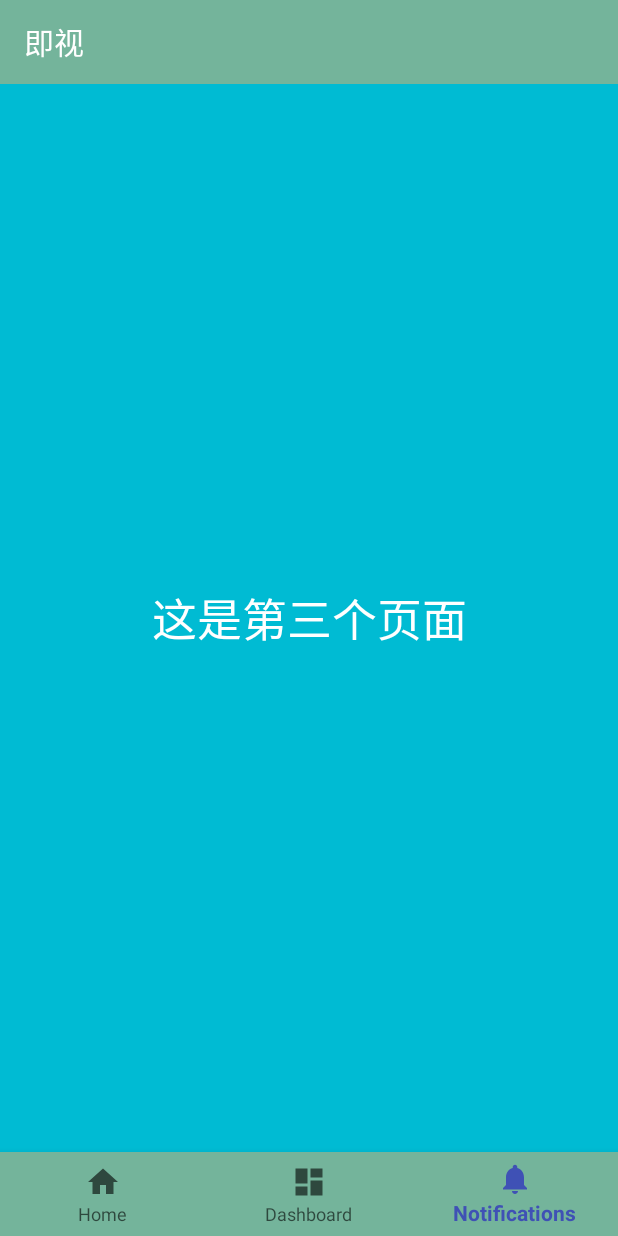
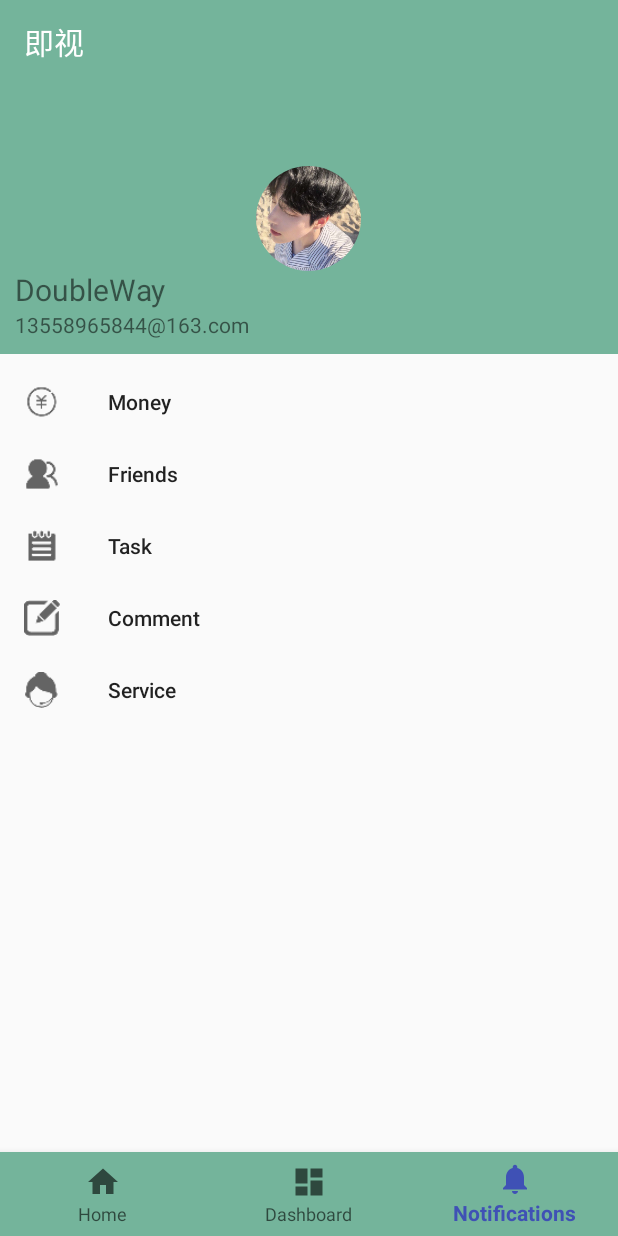
Before and after one commit to DoubleWay/ImmedSee, an Android app: the fragment FragmentTwo placed in its activity, item 3 of the bottom bar chosen, on a phone screen of 412 x 824 dp. Run offline under Robolectric (Android 15) with nearby library versions, the phone set to English and light mode, and no system bars; our stand-ins replace CircleImageView; libraries missing offline, so code that uses them is left out: com.baidu.location, com.baidu.mapapi; 20 statements that could not run were skipped.

Commit message:
Third commit

```diff
--- a/app/build.gradle
+++ b/app/build.gradle
@@ -23,6 +23,7 @@
     implementation 'com.android.support:appcompat-v7:27.1.1'
     implementation 'com.android.support:design:27.1.1'
     implementation 'com.android.support.constraint:constraint-layout:1.1.3'
+    implementation 'de.hdodenhof:circleimageview:3.0.0'
     implementation 'com.android.support:recyclerview-v7:27.1.1'
     implementation 'com.android.support:cardview-v7:27.1.1'
     implementation 'com.github.bumptech.glide:glide:4.8.0'
--- /dev/null
+++ b/app/src/main/java/com/example/immedsee/adapter/TargetAdapter.java
@@ -0,0 +1,64 @@
+package com.example.immedsee.adapter;
+
+import android.content.Context;
+import android.support.annotation.NonNull;
+import android.support.v7.widget.CardView;
+import android.support.v7.widget.RecyclerView;
+import android.view.LayoutInflater;
+import android.view.View;
+import android.view.ViewGroup;
+import android.widget.TextView;
+
+import com.example.immedsee.R;
+import com.example.immedsee.entity.Target;
+
+import java.util.List;
+
+/**
+ * DoubleWay on 2019/2/25:16:35
+ * 邮箱：13558965844@163.com
+ */
+public class TargetAdapter extends RecyclerView.Adapter<TargetAdapter.ViewHolder> {
+    private Context mContext;
+    private List<Target> targetList;
+
+
+    static  class ViewHolder extends  RecyclerView.ViewHolder{
+          CardView cardView;
+          TextView targetName;
+          TextView targetContent;
+        public ViewHolder(View itemView) {
+            super(itemView);
+            cardView=(CardView)itemView;
+            targetName=(TextView)itemView.findViewById(R.id.target_name);
+            targetContent=(TextView)itemView.findViewById(R.id.target_content);
+        }
+    }
+
+    public TargetAdapter(List<Target> targetList) {
+        this.targetList = targetList;
+    }
+
+    @NonNull
+    @Override
+    public ViewHolder onCreateViewHolder(@NonNull ViewGroup parent, int viewType) {
+        if(mContext==null){
+            mContext=parent.getContext();
+        }
+        View view= LayoutInflater.from(mContext).inflate(R.layout.target_item,parent,false);
+        return new ViewHolder(view);
+    }
+
+    @Override
+    public void onBindViewHolder(@NonNull ViewHolder holder, int position) {
+        Target target=targetList.get(position);
+        holder.targetName.setText(target.getName());
+        holder.targetContent.setText(target.getContent());
+    }
+
+    @Override
+    public int getItemCount() {
+        return targetList.size();
+    }
+
+}
--- /dev/null
+++ b/app/src/main/java/com/example/immedsee/entity/Target.java
@@ -0,0 +1,40 @@
+package com.example.immedsee.entity;
+
+/**
+ * DoubleWay on 2019/2/25:16:19
+ * 邮箱：13558965844@163.com
+ */
+public class Target {
+    private int id;
+    private String name;
+    private String content;
+
+    public Target(String name, String content) {
+        this.name = name;
+        this.content = content;
+    }
+
+    public int getId() {
+        return id;
+    }
+
+    public void setId(int id) {
+        this.id = id;
+    }
+
+    public String getName() {
+        return name;
+    }
+
+    public void setName(String name) {
+        this.name = name;
+    }
+
+    public String getContent() {
+        return content;
+    }
+
+    public void setContent(String content) {
+        this.content = content;
+    }
+}
--- a/app/src/main/java/com/example/immedsee/fragment/FragmentTwo.java
+++ b/app/src/main/java/com/example/immedsee/fragment/FragmentTwo.java
@@ -4,21 +4,62 @@
 import android.support.annotation.NonNull;
 import android.support.annotation.Nullable;
 import android.support.v4.app.Fragment;
+import android.support.v7.widget.GridLayoutManager;
+import android.support.v7.widget.RecyclerView;
 import android.view.LayoutInflater;
 import android.view.View;
 import android.view.ViewGroup;
 
 import com.example.immedsee.R;
+import com.example.immedsee.adapter.TargetAdapter;
+import com.example.immedsee.entity.Target;
+
+import java.util.ArrayList;
+import java.util.List;
+import java.util.Random;
 
 /**
  * DoubleWay on 2019/2/15:16:30
  * 邮箱：13558965844@163.com
  */
 public class FragmentTwo extends Fragment {
+    //测试数据
+    private Target[] targets={new Target("北京","我想知道北京长啥样"),new Target("南京","我想知道南京长啥样"),
+            new Target("四川","我想知道四川长啥样")};
+
+    private List<Target> targetList=new ArrayList<>();
+    private TargetAdapter adapter;
+
+
+    @Override
+    public void onCreate(@Nullable Bundle savedInstanceState) {
+        super.onCreate(savedInstanceState);
+        initFruit();
+    }
+
+    @Override
+    public void onStart() {
+        super.onStart();
+        RecyclerView recyclerView=getView().findViewById(R.id.recycle_view);
+        GridLayoutManager layoutManager=new GridLayoutManager(getActivity().getApplicationContext(),1);
+        recyclerView.setLayoutManager(layoutManager);
+        adapter=new TargetAdapter(targetList);
+        recyclerView.setAdapter(adapter);
+    }
+
     @Nullable
     @Override
     public View onCreateView(@NonNull LayoutInflater inflater, @Nullable ViewGroup container, @Nullable Bundle savedInstanceState) {
         View view=inflater.inflate(R.layout.fragment_two,container,false);
         return view;
     }
+
+    private void initFruit() {
+        targetList.clear();
+        for(int i=0;i<50;i++){
+            Random random=new Random();
+            int index=random.nextInt(targets.length);
+            targetList.add(targets[index]);
+        }
+    }
 }
--- a/app/src/main/res/layout/fragment_three.xml
+++ b/app/src/main/res/layout/fragment_three.xml
@@ -1,5 +1,6 @@
 <?xml version="1.0" encoding="utf-8"?>
 <LinearLayout xmlns:android="http://schemas.android.com/apk/res/android"
+    xmlns:app="http://schemas.android.com/apk/res-auto"
     android:orientation="vertical" android:layout_width="match_parent"
     android:layout_height="match_parent">
     <LinearLayout
@@ -8,13 +9,15 @@
         android:orientation="vertical"
         android:background="#00BBD3"
         android:gravity="center">
-        <TextView
+
+        <android.support.design.widget.NavigationView
+            android:id="@+id/nav_view"
             android:layout_width="match_parent"
-            android:layout_height="wrap_content"
-            android:text="这是第三个页面"
-            android:textSize="30dp"
-            android:textColor="#ffffff"
-            android:gravity="center"/>
+            android:layout_height="match_parent"
+            android:layout_gravity="start"
+            app:menu="@menu/nav_menu"
+            app:headerLayout="@layout/nav_herder"
+           />
 
     </LinearLayout>
 </LinearLayout>
--- /dev/null
+++ b/app/src/main/res/layout/nav_herder.xml
@@ -0,0 +1,34 @@
+<?xml version="1.0" encoding="utf-8"?>
+<RelativeLayout xmlns:android="http://schemas.android.com/apk/res/android"
+    android:layout_width="match_parent"
+    android:layout_height="180dp"
+    android:padding="10dp"
+    android:background="#74b49b"
+    >
+    <de.hdodenhof.circleimageview.CircleImageView
+        android:id="@+id/icon_image"
+        android:layout_width="70dp"
+        android:layout_height="70dp"
+        android:src="@drawable/nav_icon"
+        android:layout_centerInParent="true"
+        android:layout_marginTop="25dp"
+        />
+
+    <TextView
+        android:id="@+id/mail"
+        android:layout_width="wrap_content"
+        android:layout_height="wrap_content"
+        android:layout_alignParentBottom="true"
+        android:text="13558965844@163.com"
+        android:textSize="14sp" />
+
+    <TextView
+        android:id="@+id/username"
+        android:layout_width="wrap_content"
+        android:layout_height="wrap_content"
+        android:layout_above="@+id/mail"
+        android:layout_marginTop="45dp"
+        android:text="DoubleWay"
+        android:textSize="20sp"
+        />
+</RelativeLayout>
--- /dev/null
+++ b/app/src/main/res/layout/target_item.xml
@@ -0,0 +1,29 @@
+<?xml version="1.0" encoding="utf-8"?>
+<android.support.v7.widget.CardView xmlns:android="http://schemas.android.com/apk/res/android"
+    xmlns:app="http://schemas.android.com/apk/res-auto"
+    android:layout_width="match_parent"
+    android:layout_height="wrap_content"
+    android:layout_margin="5dp"
+    app:cardCornerRadius="4dp"
+    >
+    <LinearLayout
+        android:orientation="vertical"
+        android:layout_width="match_parent"
+        android:layout_height="wrap_content">
+        <TextView
+            android:id="@+id/target_name"
+            android:layout_width="match_parent"
+            android:layout_height="30dp"
+            android:textSize="24sp"
+            />
+        <TextView
+            android:id="@+id/target_content"
+            android:layout_width="wrap_content"
+            android:layout_height="60dp"
+            android:layout_gravity="center_horizontal"
+            android:layout_margin="5dp"
+            android:textSize="16sp"
+            />
+
+    </LinearLayout>
+</android.support.v7.widget.CardView>
--- /dev/null
+++ b/app/src/main/res/menu/nav_menu.xml
@@ -0,0 +1,26 @@
+<?xml version="1.0" encoding="utf-8"?>
+<menu  xmlns:android="http://schemas.android.com/apk/res/android"
+    xmlns:app="http://schemas.android.com/apk/res-auto">
+    <group android:checkableBehavior="single" >
+        <item
+            android:id="@+id/nav_moery"
+            android:icon="@drawable/nav_money"
+            android:title="Money"/>
+        <item
+            android:id="@+id/nav_friends"
+            android:icon="@drawable/nav_friends"
+            android:title="Friends"/>
+        <item
+            android:id="@+id/nav_task"
+            android:icon="@drawable/nav_task"
+            android:title="Task"/>
+        <item
+            android:id="@+id/nav_comment"
+            android:icon="@drawable/nav_comment"
+            android:title="Comment"/>
+        <item
+            android:id="@+id/nav_customer_service"
+            android:icon="@drawable/nav_customer_service"
+            android:title="Service"/>
+    </group>
+</menu>
```
Also changed, not shown: app/src/main/res/drawable-v24/map_icon.png (deleted), app/src/main/res/drawable-xxhdpi/map_icon.png (added), app/src/main/res/drawable-xxhdpi/nav_comment.png (added), app/src/main/res/drawable-xxhdpi/nav_customer_service.png (added), app/src/main/res/drawable-xxhdpi/nav_friends.png (added), app/src/main/res/drawable-xxhdpi/nav_icon.png (added), app/src/main/res/drawable-xxhdpi/nav_money.png (added), app/src/main/res/drawable-xxhdpi/nav_task.png (added), app/src/main/res/drawable-xxhdpi/to_location.png (renamed from app/src/main/res/drawable-v24/to_location.png).
